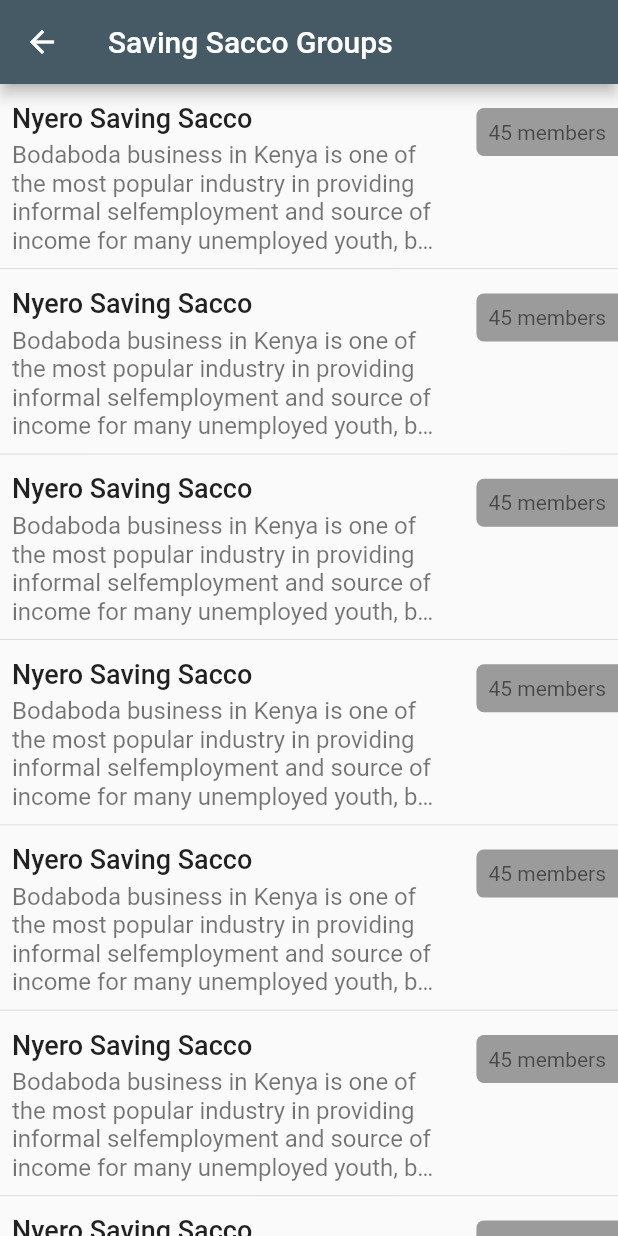
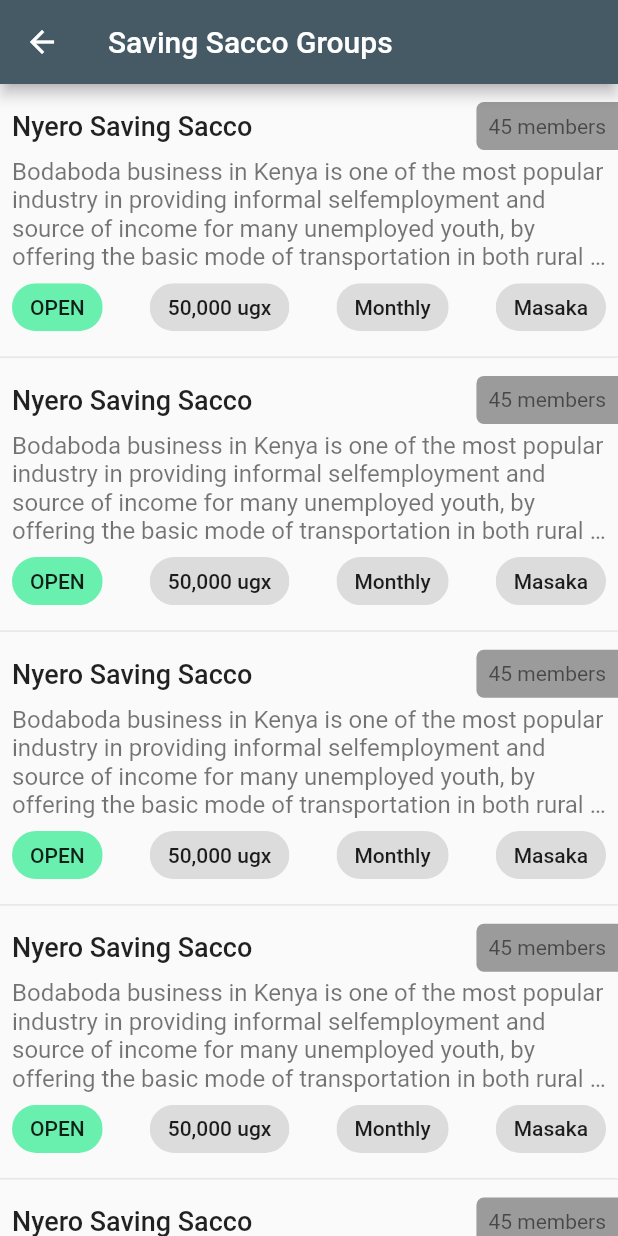
Before and after one commit to simonpojok/ideal, a Flutter app: the SaccosScreen screen opened by its route, on a phone screen of 412 x 824 dp. Run offline on Flutter 3.47's test engine with Material 2 defaults, Android fonts, the phone set to English and light mode, and no system bars; our stand-ins replace firebase_auth, firebase_core, flutter_rating_bar, flutter_svg; accounts and stored records are empty.

Commit message:
created the sacco lists done

```diff
--- a/lib/src/screens/saccos/saccos_screen.dart
+++ b/lib/src/screens/saccos/saccos_screen.dart
@@ -36,11 +36,32 @@ class _SaccosScreenState extends State<SaccosScreen> {
                   left: kDefaultPadding * .5,
                   top: kDefaultPadding * .5,
                 ),
-                child: Text(
-                  "Nyero Saving Sacco",
-                  style: Theme.of(context).textTheme.headline6!.copyWith(
-                        fontSize: 18,
+                child: Row(
+                  mainAxisAlignment: MainAxisAlignment.spaceBetween,
+                  children: [
+                    Text(
+                      "Nyero Saving Sacco",
+                      style: Theme.of(context).textTheme.headline6!.copyWith(
+                            fontSize: 18,
+                          ),
+                    ),
+                    Container(
+                      padding: EdgeInsets.all(kDefaultPadding * .5),
+                      child: Text(
+                        "45 members",
+                        style: Theme.of(context).textTheme.caption!.copyWith(
+                              fontSize: 14,
+                            ),
                       ),
+                      decoration: BoxDecoration(
+                        color: Colors.black38,
+                        borderRadius: BorderRadius.only(
+                          topLeft: Radius.circular(5),
+                          bottomLeft: Radius.circular(5),
+                        ),
+                      ),
+                    )
+                  ],
                 ),
               ),
               subtitle: Container(
@@ -60,28 +81,20 @@ class _SaccosScreenState extends State<SaccosScreen> {
                             color: Colors.black54,
                           ),
                     ),
+                    Row(
+                      mainAxisAlignment: MainAxisAlignment.spaceBetween,
+                      children: [
+                        Chip(
+                          label: Text("OPEN"),
+                          backgroundColor: Colors.greenAccent,
+                        ),
+                        Chip(label: Text("50,000 ugx")),
+                        Chip(label: Text("Monthly")),
+                        Chip(label: Text("Masaka")),
+                      ],
+                    )
                   ],
                 ),
-              ),
-              trailing: Column(
-                children: [
-                  Container(
-                    padding: EdgeInsets.all(kDefaultPadding * .5),
-                    child: Text(
-                      "45 members",
-                      style: Theme.of(context).textTheme.caption!.copyWith(
-                            fontSize: 14,
-                          ),
-                    ),
-                    decoration: BoxDecoration(
-                      color: Colors.black38,
-                      borderRadius: BorderRadius.only(
-                        topLeft: Radius.circular(5),
-                        bottomLeft: Radius.circular(5),
-                      ),
-                    ),
-                  ),
-                ],
               ),
             );
           },
```
